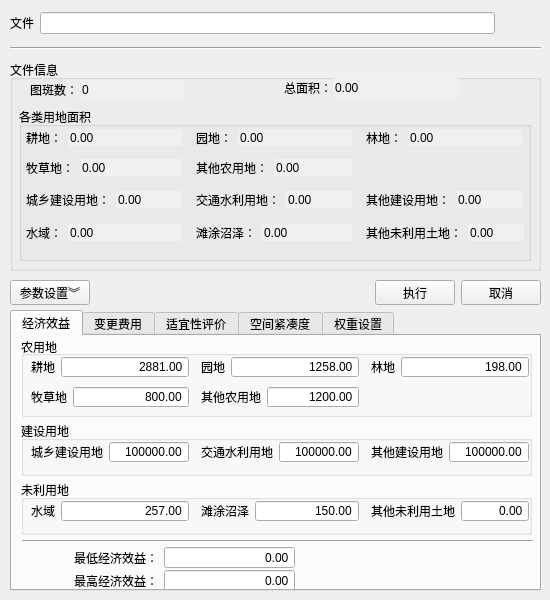
Above: branches/ParticleSwarmUI/MainForm.ui from artifact113/particle-swarm-optimization before the change. Below: the same form after it.
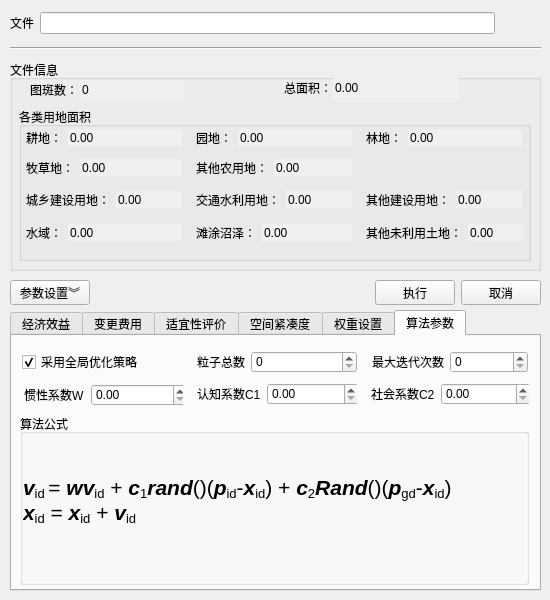
That is the form after the change. Icons and pictures are not drawn.

Patch:
```diff
--- a/branches/ParticleSwarmUI/MainForm.ui
+++ b/branches/ParticleSwarmUI/MainForm.ui
@@ -1348,7 +1348,7 @@
     </rect>
    </property>
    <property name="currentIndex">
-    <number>0</number>
+    <number>5</number>
    </property>
    <widget class="QWidget" name="tab">
     <attribute name="title">
@@ -3303,6 +3303,221 @@
      </layout>
     </widget>
    </widget>
+   <widget class="QWidget" name="tab_6">
+    <attribute name="title">
+     <string>算法参数</string>
+    </attribute>
+    <widget class="QCheckBox" name="checkBox">
+     <property name="geometry">
+      <rect>
+       <x>10</x>
+       <y>18</y>
+       <width>119</width>
+       <height>16</height>
+      </rect>
+     </property>
+     <property name="text">
+      <string>采用全局优化策略</string>
+     </property>
+     <property name="checked">
+      <bool>true</bool>
+     </property>
+    </widget>
+    <widget class="QGroupBox" name="groupBox_7">
+     <property name="geometry">
+      <rect>
+       <x>8</x>
+       <y>78</y>
+       <width>509</width>
+       <height>171</height>
+      </rect>
+     </property>
+     <property name="title">
+      <string>算法公式</string>
+     </property>
+     <widget class="QLabel" name="label_42">
+      <property name="geometry">
+       <rect>
+        <x>3</x>
+        <y>61</y>
+        <width>507</width>
+        <height>48</height>
+       </rect>
+      </property>
+      <property name="text">
+       <string>&lt;!DOCTYPE HTML PUBLIC &quot;-//W3C//DTD HTML 4.0//EN&quot; &quot;http://www.w3.org/TR/REC-html40/strict.dtd&quot;&gt;
+&lt;html&gt;&lt;head&gt;&lt;meta name=&quot;qrichtext&quot; content=&quot;1&quot; /&gt;&lt;style type=&quot;text/css&quot;&gt;
+p, li { white-space: pre-wrap; }
+&lt;/style&gt;&lt;/head&gt;&lt;body style=&quot; font-family:'SimSun'; font-size:9pt; font-weight:400; font-style:normal;&quot;&gt;
+&lt;p style=&quot; margin-top:0px; margin-bottom:0px; margin-left:0px; margin-right:0px; -qt-block-indent:0; text-indent:0px;&quot;&gt;&lt;span style=&quot; font-size:16pt; font-weight:600; font-style:italic;&quot;&gt;v&lt;/span&gt;&lt;span style=&quot; font-size:16pt; vertical-align:sub;&quot;&gt;id &lt;/span&gt;&lt;span style=&quot; font-size:16pt;&quot;&gt;= &lt;/span&gt;&lt;span style=&quot; font-size:16pt; font-weight:600; font-style:italic;&quot;&gt;wv&lt;/span&gt;&lt;span style=&quot; font-size:16pt; vertical-align:sub;&quot;&gt;id&lt;/span&gt;&lt;span style=&quot; font-size:16pt;&quot;&gt; + &lt;/span&gt;&lt;span style=&quot; font-size:16pt; font-weight:600; font-style:italic;&quot;&gt;c&lt;/span&gt;&lt;span style=&quot; font-size:16pt; vertical-align:sub;&quot;&gt;1&lt;/span&gt;&lt;span style=&quot; font-size:16pt; font-weight:600; font-style:italic;&quot;&gt;rand&lt;/span&gt;&lt;span style=&quot; font-size:16pt;&quot;&gt;()(&lt;/span&gt;&lt;span style=&quot; font-size:16pt; font-weight:600; font-style:italic;&quot;&gt;p&lt;/span&gt;&lt;span style=&quot; font-size:16pt; vertical-align:sub;&quot;&gt;id&lt;/span&gt;&lt;span style=&quot; font-size:16pt;&quot;&gt;-&lt;/span&gt;&lt;span style=&quot; font-size:16pt; font-weight:600; font-style:italic;&quot;&gt;x&lt;/span&gt;&lt;span style=&quot; font-size:16pt; vertical-align:sub;&quot;&gt;id&lt;/span&gt;&lt;span style=&quot; font-size:16pt;&quot;&gt;) + &lt;/span&gt;&lt;span style=&quot; font-size:16pt; font-weight:600; font-style:italic;&quot;&gt;c&lt;/span&gt;&lt;span style=&quot; font-size:16pt; vertical-align:sub;&quot;&gt;2&lt;/span&gt;&lt;span style=&quot; font-size:16pt; font-weight:600; font-style:italic;&quot;&gt;Rand&lt;/span&gt;&lt;span style=&quot; font-size:16pt;&quot;&gt;()(&lt;/span&gt;&lt;span style=&quot; font-size:16pt; font-weight:600; font-style:italic;&quot;&gt;p&lt;/span&gt;&lt;span style=&quot; font-size:16pt; vertical-align:sub;&quot;&gt;gd&lt;/span&gt;&lt;span style=&quot; font-size:16pt;&quot;&gt;-&lt;/span&gt;&lt;span style=&quot; font-size:16pt; font-weight:600; font-style:italic;&quot;&gt;x&lt;/span&gt;&lt;span style=&quot; font-size:16pt; vertical-align:sub;&quot;&gt;id&lt;/span&gt;&lt;span style=&quot; font-size:16pt;&quot;&gt;)&lt;/span&gt;&lt;/p&gt;
+&lt;p style=&quot; margin-top:0px; margin-bottom:0px; margin-left:0px; margin-right:0px; -qt-block-indent:0; text-indent:0px;&quot;&gt;&lt;span style=&quot; font-size:16pt; font-weight:600; font-style:italic;&quot;&gt;x&lt;/span&gt;&lt;span style=&quot; font-size:16pt; vertical-align:sub;&quot;&gt;id&lt;/span&gt;&lt;span style=&quot; font-size:16pt;&quot;&gt; = &lt;/span&gt;&lt;span style=&quot; font-size:16pt; font-weight:600; font-style:italic;&quot;&gt;x&lt;/span&gt;&lt;span style=&quot; font-size:16pt; vertical-align:sub;&quot;&gt;id&lt;/span&gt;&lt;span style=&quot; font-size:16pt;&quot;&gt; + &lt;/span&gt;&lt;span style=&quot; font-size:16pt; font-weight:600; font-style:italic;&quot;&gt;v&lt;/span&gt;&lt;span style=&quot; font-size:16pt; vertical-align:sub;&quot;&gt;id&lt;/span&gt;&lt;/p&gt;&lt;/body&gt;&lt;/html&gt;</string>
+      </property>
+     </widget>
+    </widget>
+    <widget class="QWidget" name="layoutWidget">
+     <property name="geometry">
+      <rect>
+       <x>185</x>
+       <y>47</y>
+       <width>160</width>
+       <height>22</height>
+      </rect>
+     </property>
+     <layout class="QFormLayout" name="formLayout_24">
+      <item row="0" column="0">
+       <widget class="QLabel" name="label_40">
+        <property name="text">
+         <string>认知系数C1</string>
+        </property>
+       </widget>
+      </item>
+      <item row="0" column="1">
+       <widget class="QDoubleSpinBox" name="dspinC1">
+        <property name="minimumSize">
+         <size>
+          <width>92</width>
+          <height>0</height>
+         </size>
+        </property>
+       </widget>
+      </item>
+     </layout>
+    </widget>
+    <widget class="QWidget" name="layoutWidget">
+     <property name="geometry">
+      <rect>
+       <x>359</x>
+       <y>47</y>
+       <width>158</width>
+       <height>22</height>
+      </rect>
+     </property>
+     <layout class="QFormLayout" name="formLayout_25">
+      <item row="0" column="0">
+       <widget class="QLabel" name="label_41">
+        <property name="text">
+         <string>社会系数C2</string>
+        </property>
+       </widget>
+      </item>
+      <item row="0" column="1">
+       <widget class="QDoubleSpinBox" name="dspinC2">
+        <property name="minimumSize">
+         <size>
+          <width>90</width>
+          <height>0</height>
+         </size>
+        </property>
+       </widget>
+      </item>
+     </layout>
+    </widget>
+    <widget class="QWidget" name="layoutWidget">
+     <property name="geometry">
+      <rect>
+       <x>12</x>
+       <y>48</y>
+       <width>159</width>
+       <height>22</height>
+      </rect>
+     </property>
+     <layout class="QFormLayout" name="formLayout_23">
+      <item row="0" column="0">
+       <widget class="QLabel" name="label_39">
+        <property name="text">
+         <string>惯性系数W</string>
+        </property>
+       </widget>
+      </item>
+      <item row="0" column="1">
+       <widget class="QDoubleSpinBox" name="dspinMomentum">
+        <property name="minimumSize">
+         <size>
+          <width>97</width>
+          <height>0</height>
+         </size>
+        </property>
+       </widget>
+      </item>
+     </layout>
+    </widget>
+    <widget class="QWidget" name="layoutWidget">
+     <property name="geometry">
+      <rect>
+       <x>185</x>
+       <y>15</y>
+       <width>160</width>
+       <height>22</height>
+      </rect>
+     </property>
+     <layout class="QFormLayout" name="formLayout_26">
+      <item row="0" column="0">
+       <widget class="QLabel" name="label_43">
+        <property name="text">
+         <string>粒子总数</string>
+        </property>
+       </widget>
+      </item>
+      <item row="0" column="1">
+       <widget class="QSpinBox" name="spinSwarmSize">
+        <property name="minimumSize">
+         <size>
+          <width>104</width>
+          <height>0</height>
+         </size>
+        </property>
+        <property name="maximum">
+         <number>9999</number>
+        </property>
+       </widget>
+      </item>
+     </layout>
+    </widget>
+    <widget class="QWidget" name="">
+     <property name="geometry">
+      <rect>
+       <x>360</x>
+       <y>15</y>
+       <width>156</width>
+       <height>22</height>
+      </rect>
+     </property>
+     <layout class="QFormLayout" name="formLayout_27">
+      <item row="0" column="0">
+       <widget class="QLabel" name="label_44">
+        <property name="text">
+         <string>最大迭代次数</string>
+        </property>
+       </widget>
+      </item>
+      <item row="0" column="1">
+       <widget class="QSpinBox" name="spinIteration">
+        <property name="sizePolicy">
+         <sizepolicy hsizetype="Preferred" vsizetype="Fixed">
+          <horstretch>0</horstretch>
+          <verstretch>0</verstretch>
+         </sizepolicy>
+        </property>
+        <property name="minimumSize">
+         <size>
+          <width>76</width>
+          <height>0</height>
+         </size>
+        </property>
+        <property name="maximumSize">
+         <size>
+          <width>80</width>
+          <height>16777215</height>
+         </size>
+        </property>
+        <property name="maximum">
+         <number>9999</number>
+        </property>
+       </widget>
+      </item>
+     </layout>
+    </widget>
+   </widget>
   </widget>
   <widget class="QWidget" name="layoutWidget">
    <property name="geometry">
```
